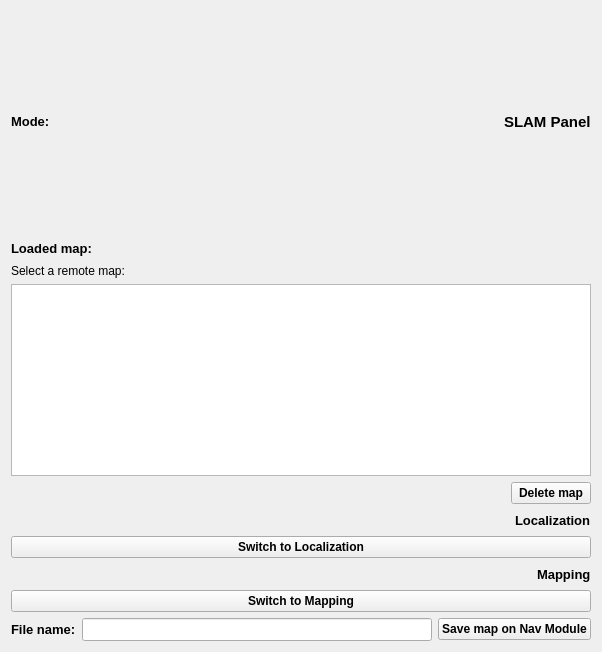
Qt form rr_viz/src/rr_viz/widgets/mission_dashboard/mapping/slam_supervisor.ui (Ross-Robotics/rr_viz) before a commit.
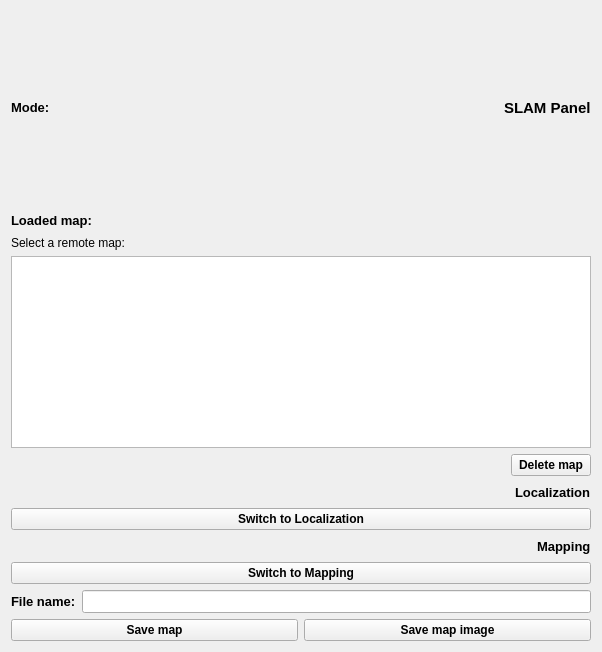
The same form after that commit. Custom widgets are drawn as their Qt base class.

Commit message: Add save map image button

```diff
--- a/rr_viz/src/rr_viz/widgets/mission_dashboard/mapping/slam_supervisor.ui
+++ b/rr_viz/src/rr_viz/widgets/mission_dashboard/mapping/slam_supervisor.ui
@@ -305,10 +305,21 @@
                </property>
               </widget>
              </item>
+            </layout>
+           </item>
+           <item>
+            <layout class="QHBoxLayout" name="horizontalLayout_9">
              <item>
               <widget class="QPushButton" name="saveNav">
                <property name="text">
-                <string>Save map on Nav Module</string>
+                <string>Save map</string>
+               </property>
+              </widget>
+             </item>
+             <item>
+              <widget class="QPushButton" name="saveMapImage">
+               <property name="text">
+                <string>Save map image</string>
                </property>
               </widget>
              </item>
```
The commit also changes 1 other file.
